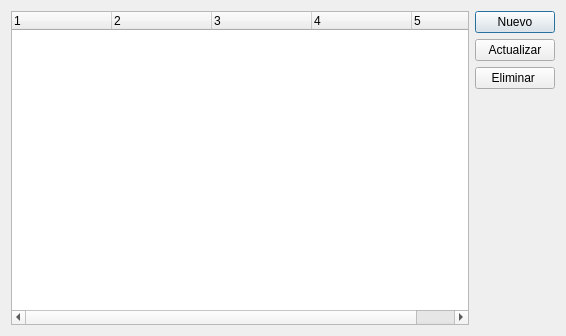
Above: src/uis/AdministracionUsuario.ui from sergiomona89/qtInventory before the change. Below: the same form after it.
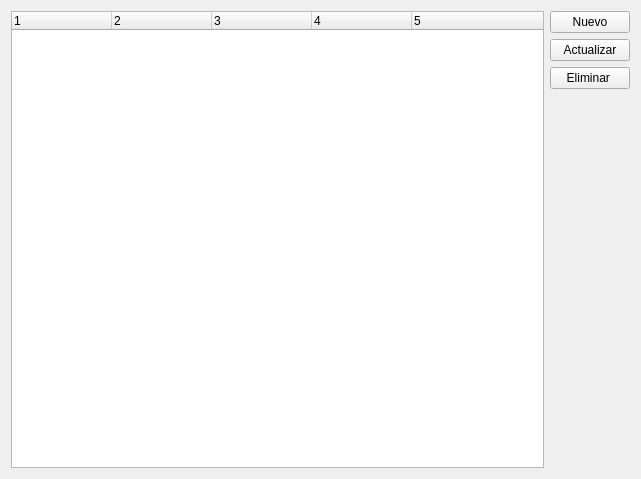
That is the form after the change.

Commit message: carga usuarios

Diff of the .ui file:
```diff
--- a/src/uis/AdministracionUsuario.ui
+++ b/src/uis/AdministracionUsuario.ui
@@ -1,13 +1,13 @@
 <?xml version="1.0" encoding="UTF-8"?>
 <ui version="4.0">
  <class>AdministracionUsuario</class>
- <widget class="QDialog" name="AdministracionUsuario">
+ <widget class="QWidget" name="AdministracionUsuario">
   <property name="geometry">
    <rect>
     <x>0</x>
     <y>0</y>
-    <width>566</width>
-    <height>336</height>
+    <width>641</width>
+    <height>479</height>
    </rect>
   </property>
   <property name="windowTitle">
@@ -81,7 +81,7 @@
      <property name="sizeHint" stdset="0">
       <size>
        <width>20</width>
-       <height>154</height>
+       <height>378</height>
       </size>
      </property>
     </spacer>
```
Left out of the diff: 2 changed lines with no effect on the pictures. The commit also changes 9 other files.
